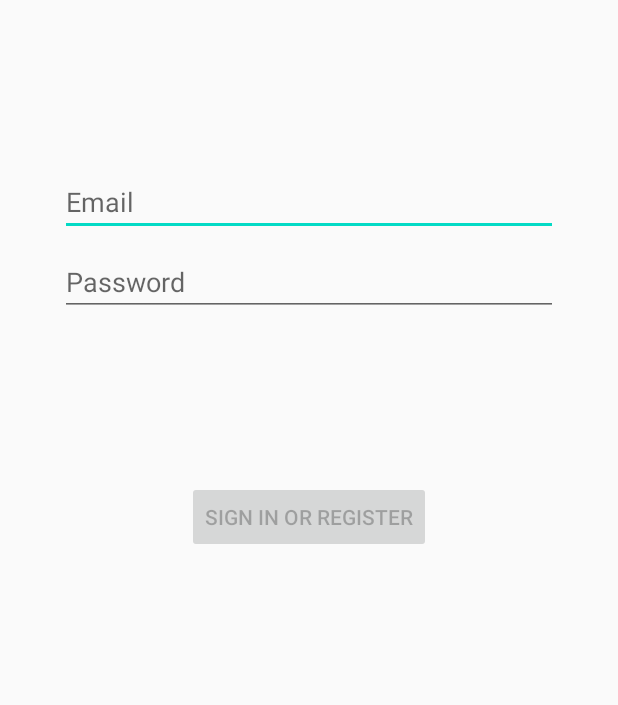
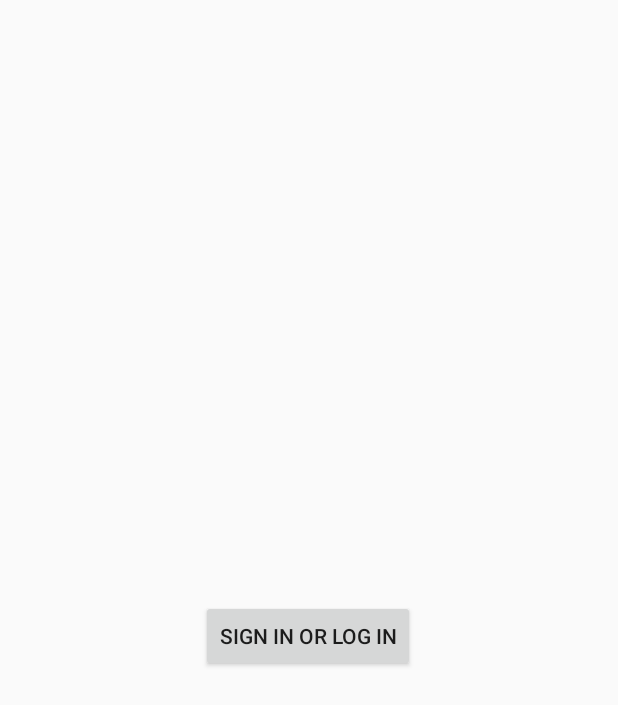
Before and after one commit to MinhPhu0304/Authenticaltion-app, an Android app: the layout activity_login.xml on its own in the app's theme, with its tools: preview values and no code run, on a phone screen of 412 x 824 dp. Shown: the top 705 px of the screen. Run offline under Robolectric (Android 15) with nearby library versions, the phone set to English and light mode, and no system bars.

Commit message:
Clean up log in activity

```diff
--- a/app/src/main/res/layout/activity_login.xml
+++ b/app/src/main/res/layout/activity_login.xml
@@ -11,68 +11,33 @@
     android:paddingBottom="@dimen/activity_vertical_margin"
     tools:context=".ui.login.LoginActivity">
 
-    <EditText
-        android:id="@+id/username"
-        android:layout_width="0dp"
-        android:layout_height="wrap_content"
-        android:layout_marginStart="24dp"
-        android:layout_marginTop="96dp"
-        android:layout_marginEnd="24dp"
-
-        android:hint="@string/prompt_email"
-        android:inputType="textEmailAddress"
-        android:selectAllOnFocus="true"
-        app:layout_constraintEnd_toEndOf="parent"
-        app:layout_constraintStart_toStartOf="parent"
-        app:layout_constraintTop_toTopOf="parent" />
-
-    <EditText
-        android:id="@+id/password"
-        android:layout_width="0dp"
-        android:layout_height="wrap_content"
-        android:layout_marginStart="24dp"
-        android:layout_marginTop="8dp"
-        android:layout_marginEnd="24dp"
-
-        android:hint="@string/prompt_password"
-        android:imeActionLabel="@string/action_sign_in_short"
-        android:imeOptions="actionDone"
-        android:inputType="textPassword"
-        android:selectAllOnFocus="true"
-        app:layout_constraintEnd_toEndOf="parent"
-        app:layout_constraintStart_toStartOf="parent"
-        app:layout_constraintTop_toBottomOf="@+id/username" />
-
     <Button
-        android:id="@+id/login"
+        android:id="@+id/login_microsoft_btn"
         android:layout_width="wrap_content"
         android:layout_height="wrap_content"
         android:layout_gravity="start"
         android:layout_marginStart="48dp"
         android:layout_marginTop="16dp"
         android:layout_marginEnd="48dp"
+        android:layout_marginBottom="360dp"
+        android:text="@string/sign_in"
+        app:layout_constraintBottom_toBottomOf="parent"
+        app:layout_constraintEnd_toEndOf="parent"
+        app:layout_constraintHorizontal_bias="0.497"
+        app:layout_constraintStart_toStartOf="parent"
+        app:layout_constraintVertical_bias="0.452" />
+
+    <ProgressBar
+        android:id="@+id/loading"
+        android:layout_width="34dp"
+        android:layout_height="32dp"
+        android:layout_gravity="center"
+        android:layout_marginTop="64dp"
         android:layout_marginBottom="64dp"
-        android:enabled="false"
-        android:text="@string/action_sign_in"
+        android:visibility="gone"
         app:layout_constraintBottom_toBottomOf="parent"
         app:layout_constraintEnd_toEndOf="parent"
         app:layout_constraintStart_toStartOf="parent"
-        app:layout_constraintTop_toBottomOf="@+id/password"
-        app:layout_constraintVertical_bias="0.2" />
-
-    <ProgressBar
-        android:id="@+id/loading"
-        android:layout_width="wrap_content"
-        android:layout_height="wrap_content"
-        android:layout_gravity="center"
-        android:layout_marginStart="32dp"
-        android:layout_marginTop="64dp"
-        android:layout_marginEnd="32dp"
-        android:layout_marginBottom="64dp"
-        android:visibility="gone"
-        app:layout_constraintBottom_toBottomOf="parent"
-        app:layout_constraintEnd_toEndOf="@+id/password"
-        app:layout_constraintStart_toStartOf="@+id/password"
         app:layout_constraintTop_toTopOf="parent"
         app:layout_constraintVertical_bias="0.3" />
 </androidx.constraintlayout.widget.ConstraintLayout>
--- a/app/src/main/res/values/strings.xml
+++ b/app/src/main/res/values/strings.xml
@@ -13,4 +13,5 @@
     <string name="login_success">Login success</string>
     <string name="title_activity_login">Log in</string>
     <string name="logged_in_msg">You are logged in</string>
+    <string name="sign_in">Sign in or Log in</string>
 </resources>
```
